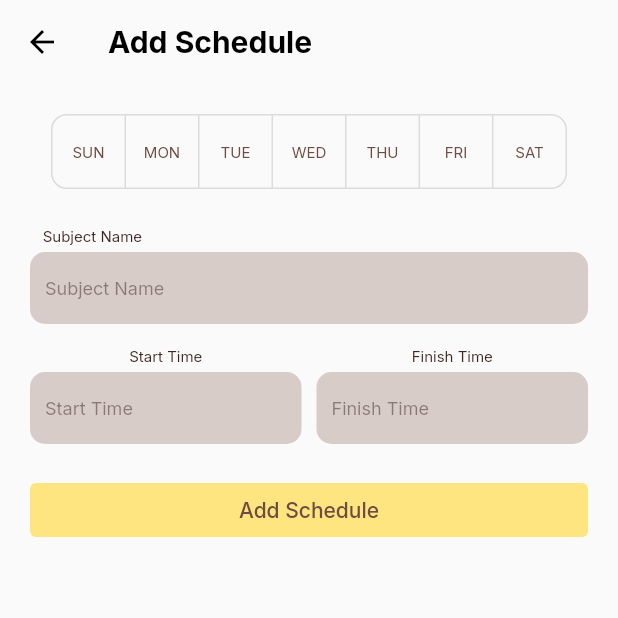
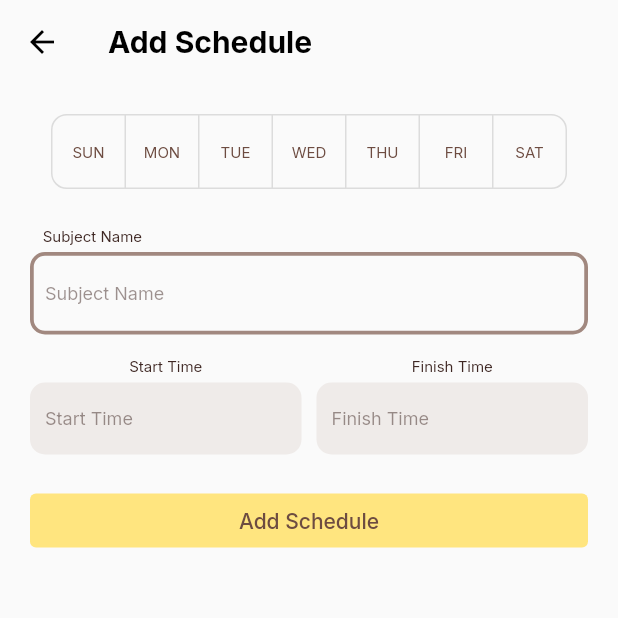
Before and after one commit to rchrdcrngl/RemCards-Flutter, a Flutter app: the SchedulePage screen opened directly, after a tap on the "add" icon, on a phone screen of 412 x 824 dp, the top half of it. Run offline on Flutter 3.47's test engine with Material 2 defaults, Android fonts, the phone set to English and light mode, and no system bars; our stand-ins replace awesome_notifications, flutter_native_timezone, flutter_slidable, fluttertoast, get, shared_preferences; missing offline and left inert: api_cache_manager, flutter_timetable_view, shared_preferences_web; accounts and stored records are empty; statements that could not run were skipped.

Commit message:
update ui

```diff
--- a/remcards/lib/generated_plugin_registrant.dart
+++ b/remcards/lib/generated_plugin_registrant.dart
@@ -7,6 +7,7 @@
 // ignore_for_file: depend_on_referenced_packages
 
 import 'package:flutter_native_timezone/flutter_native_timezone_web.dart';
+import 'package:fluttertoast/fluttertoast_web.dart';
 import 'package:shared_preferences_web/shared_preferences_web.dart';
 
 import 'package:flutter_web_plugins/flutter_web_plugins.dart';
@@ -14,6 +15,7 @@ import 'package:flutter_web_plugins/flutter_web_plugins.dart';
 // ignore: public_member_api_docs
 void registerPlugins(Registrar registrar) {
   FlutterNativeTimezonePlugin.registerWith(registrar);
+  FluttertoastWebPlugin.registerWith(registrar);
   SharedPreferencesPlugin.registerWith(registrar);
   registrar.registerMessageHandler();
 }
--- a/remcards/lib/pages/add_schedule.dart
+++ b/remcards/lib/pages/add_schedule.dart
@@ -28,9 +28,9 @@ class _addSchedForm extends State<addSchedForm> {
         TimeOfDay(hour: DateTime.now().hour, minute: DateTime.now().minute);
     _endTime =
         TimeOfDay(hour: (DateTime.now().hour + 1), minute: DateTime.now().hour);
-    subject = new TextEditingController();
-    timestart = new TextEditingController();
-    timefinished = new TextEditingController();
+    subjectController = new TextEditingController();
+    timestartController = new TextEditingController();
+    timefinishedController = new TextEditingController();
     daySelected = [];
     print(daySelected);
   }
@@ -43,8 +43,8 @@ class _addSchedForm extends State<addSchedForm> {
     if (_startTime != null) {
       setState(() {
         _startTime = newTime;
-        timestart.text =
-            appendZero(_startTime.hour) + ":" + appendZero(_startTime.minute);
+        timestartController.text =
+            timeToString(_startTime.hour, _startTime.minute);
       });
     }
     return null;
@@ -58,8 +58,8 @@ class _addSchedForm extends State<addSchedForm> {
     if (_endTime != null) {
       setState(() {
         _endTime = newTime;
-        timefinished.text =
-            appendZero(_endTime.hour) + ":" + appendZero(_endTime.minute);
+        timefinishedController.text =
+            timeToString(_endTime.hour, _endTime.minute);
       });
     }
     return null;
@@ -67,10 +67,10 @@ class _addSchedForm extends State<addSchedForm> {
 
   bool _isLoading = false;
   var errorMsg;
-  TextEditingController subject;
-  TextEditingController timestart;
-  TextEditingController timefinished;
-  TextEditingController dayfrm = new TextEditingController();
+  TextEditingController subjectController;
+  TextEditingController timestartController;
+  TextEditingController timefinishedController;
+  TextEditingController dayfrmController = new TextEditingController();
   List<bool> _isSelected = [false, false, false, false, false, false, false];
 
   selectDay(int index) {
@@ -100,8 +100,8 @@ class _addSchedForm extends State<addSchedForm> {
                     Text("   Subject Name",
                         style: TextStyle(color: Colors.brown[900], fontSize: 10)),
                     SizedBox(height: 5.0),
-                    RoundedTextField("Subject Name", Colors.brown[900],
-                        Colors.brown[100], subject, false, 12),
+                    RoundedOutlineTextField("Subject Name", Colors.brown[900],
+                        Colors.brown[300], subjectController, false, 12),
                     SizedBox(height: 15.0),
                     Row(
                       children: [
@@ -112,7 +112,7 @@ class _addSchedForm extends State<addSchedForm> {
                             SizedBox(height: 5.0),
                             TextFormField(
                                 readOnly: true,
-                                controller: timestart,
+                                controller: timestartController,
                                 onTap: _selectStartTime,
                                 style: TextStyle(color: Colors.brown[900], fontSize: 12),
                                 decoration: InputDecoration(
@@ -131,7 +131,7 @@ class _addSchedForm extends State<addSchedForm> {
                                     hintText: "Start Time",
                                     hintStyle: TextStyle(
                                         color: Colors.brown[900].withOpacity(0.5)),
-                                    fillColor: Colors.brown[100]))],),
+                                    fillColor: Colors.brown[50]))],),
                         ),
                         SizedBox(width: 10,),
                         Expanded(
@@ -140,7 +140,7 @@ class _addSchedForm extends State<addSchedForm> {
                                 style: TextStyle(color: Colors.brown[900], fontSize: 10)),
                             SizedBox(height: 5.0),
                             TextFormField(
-                                controller: timefinished,
+                                controller: timefinishedController,
                                 onTap: _selectFinishTime,
                                 readOnly: true,
                                 style: TextStyle(color: Colors.brown[900], fontSize: 12),
@@ -160,7 +160,7 @@ class _addSchedForm extends State<addSchedForm> {
                                     hintText: "Finish Time",
                                     hintStyle: TextStyle(
                                         color: Colors.brown[900].withOpacity(0.5)),
-                                    fillColor: Colors.brown[100])),
+                                    fillColor:  Colors.brown[50])),
                           ],),
                         ),
                       ],
@@ -171,11 +171,8 @@ class _addSchedForm extends State<addSchedForm> {
                           setState(() {
                             _isLoading = true;
                           });
-                          await addSched(daySelected, subject.text, timestart.text,
-                              timefinished.text);
-                          setState(() {
-                            _isLoading = false;
-                          });
+                          await addSched(daySelected, subjectController.text, _startTime,
+                              _endTime);
                           widget.refresh();
                           Get.back();
                         },
@@ -196,24 +193,49 @@ class _addSchedForm extends State<addSchedForm> {
       ),
     );
   }
+
+  addSched(List<int> day, String subject, TimeOfDay start, TimeOfDay finish) async {
+    //Data Validation
+    if(subject==''||start==null||finish==null||day.isEmpty){
+      setState(() {
+        _isLoading = false;
+      });
+      showToast(message: 'Provide title, day/s, and time period.');
+      throw Exception('Validation error');
     }
-
-addSched(List<int> day, String title, String start, String finish) async {
-  //Data Validation
-  if(title==''||start==''||finish==''||day.isEmpty){
-    Get.snackbar('Incomplete fields', 'Provide title, day/s, and time period.');
-    return;
+    if(!(start<finish)){
+      setState(() {
+        _isLoading = false;
+      });
+      showToast(message: 'Start time should be earlier than finish time');
+      throw Exception('Validation error');
+    }
+    if(start.hour<6||finish.hour>22){
+      setState(() {
+        _isLoading = false;
+      });
+      showToast(message: 'Please select time from 6 AM to 10 PM');
+      throw Exception('Validation error');
     }
     //Send POST request
     Map<String, String> headers = await getRequestHeaders();
     day.forEach((element) async {
-    Map data = {"subject": title, "startTime": start, "endTime": finish};
+      Map data = {"subject": subject, "startTime": get24HourFromTimeOfDay(start), "endTime": get24HourFromTimeOfDay(finish)};
       var response = await http.post(Uri.parse('${schedURI}/${element}'),
           headers: headers, body: jsonEncode(data));
-    if (response.statusCode == 200) {
+      if (response.statusCode == 201) {
         print("Successful");
       } else {
         print("Error");
       }
     });
   }
+}
+
+extension TimeOfDayExtension on TimeOfDay {
+  operator < (TimeOfDay other){
+    if(hour>other.hour) return false;
+    if(hour==other.hour && minute>=other.minute) return false;
+    return true;
+  }
+}
--- a/remcards/lib/pages/card_builder.dart
+++ b/remcards/lib/pages/card_builder.dart
@@ -14,6 +14,7 @@ import 'package:remcards/pages/login.dart';
 import 'add_card.dart';
 import 'components/app_bar.dart';
 import 'components/remcard.dart';
+import 'components/utils.dart';
 
 
 //======================= builder ===========
@@ -106,7 +107,10 @@ class _CardBuilderState extends State<CardBuilder> {
           IconButton(
             icon: Icon(Icons.refresh),
             iconSize: 15,
-            onPressed: _refresh,
+            onPressed: (){
+              showToast(message:'Refreshing RemCards');
+              _refresh();
+            },
           )
         ],context: context),
         key: scaffoldKey,
--- a/remcards/lib/pages/components/app_bar.dart
+++ b/remcards/lib/pages/components/app_bar.dart
@@ -4,10 +4,10 @@ AppBar rcAppBar({String text, BuildContext context}) {
   return AppBar(
     elevation: 0.0,
     backgroundColor: Theme.of(context).scaffoldBackgroundColor,
-    iconTheme: IconThemeData(color: Colors.black),
+    iconTheme: IconThemeData(color: Theme.of(context).textTheme.bodyText1.color),
     title: Text(text,
         style: TextStyle(
-            color: Colors.black,
+            color: Theme.of(context).textTheme.bodyText1.color,
             fontWeight: FontWeight.w700)),
   );
 }
@@ -16,11 +16,11 @@ AppBar rcAppBarActions({String text, List<Widget> actions, BuildContext context}
   return AppBar(
     elevation: 0.0,
     backgroundColor: Theme.of(context).scaffoldBackgroundColor,
-    iconTheme: IconThemeData(color: Colors.black),
+    iconTheme: IconThemeData(color: Theme.of(context).textTheme.bodyText1.color),
     actions: actions,
     title: Text(text,
         style: TextStyle(
-            color: Colors.black,
+            color: Theme.of(context).textTheme.bodyText1.color,
             fontWeight: FontWeight.w700)),
   );
 }
--- a/remcards/lib/pages/components/card.dart
+++ b/remcards/lib/pages/components/card.dart
@@ -44,7 +44,7 @@ Widget RCard({RemCard remcard, BuildContext context, Function deleteCard, Functi
           SlidableAction(
             onPressed: (context) =>  _delete(),
             backgroundColor: Color(0xFFFE4A49),
-            foregroundColor: Colors.white,
+            foregroundColor: Theme.of(context).textTheme.bodyText1.color,
             icon: Icons.delete,
             label: 'Delete',
           )
@@ -66,12 +66,14 @@ Widget RCard({RemCard remcard, BuildContext context, Function deleteCard, Functi
                             Text(remcard.tskdesc,
                                 style: TextStyle(
                                     fontFamily: 'Montserrat',
+                                    color: Theme.of(context).textTheme.bodyText1.color,
                                     fontWeight: FontWeight.w700)),
                             Text(remcard.subjcode,
-                                style: TextStyle(fontFamily: 'Montserrat')),
+                                style: TextStyle(fontFamily: 'Montserrat',color: Theme.of(context).textTheme.bodyText1.color)),
                             Text(remcard.tskdate,
                                 style: TextStyle(
                                     fontFamily: 'Montserrat',
+                                    color: Theme.of(context).textTheme.bodyText1.color,
                                     fontWeight: FontWeight.w300))
                           ],
                         ),
--- a/remcards/lib/pages/components/rounded_text_field.dart
+++ b/remcards/lib/pages/components/rounded_text_field.dart
@@ -20,6 +20,29 @@ Widget RoundedTextField(String hintText, Color hintStyleColor, Color fillColor,
         hintText: hintText,
         hintStyle: TextStyle(color: hintStyleColor.withOpacity(0.5)),
         fillColor: fillColor),
+  );
+}
+
+Widget RoundedOutlineTextField(String hintText, Color hintStyleColor, Color outlineColor,
+    TextEditingController controller, bool obscuretext, double fontSize) {
+  return TextField(
+    controller: controller,
+    obscureText: obscuretext,
+    style: TextStyle(color: hintStyleColor, fontSize: fontSize),
+    decoration: InputDecoration(
+        contentPadding: EdgeInsets.symmetric(vertical: 20.0, horizontal: 10.0),
+        enabledBorder: OutlineInputBorder(
+          borderSide: BorderSide(color: outlineColor, width: 2.5),
+          borderRadius: BorderRadius.circular(10.0),
+        ),
+        focusedBorder: OutlineInputBorder(
+          borderSide: BorderSide(color: Colors.lightBlueAccent, width: 1.0),
+          borderRadius: BorderRadius.circular(10.0),
+        ),
+        filled: true,
+        hintText: hintText,
+        fillColor: Colors.transparent,
+        hintStyle: TextStyle(color: hintStyleColor.withOpacity(0.5))),
   );
 }
 
--- a/remcards/lib/pages/schedule.dart
+++ b/remcards/lib/pages/schedule.dart
@@ -9,6 +9,7 @@ import 'package:remcards/components/notifications.dart';
 import 'package:remcards/pages/add_schedule.dart';
 import 'package:remcards/pages/components/request_header.dart';
 import 'package:remcards/pages/components/schedule_header.dart';
+import 'package:remcards/pages/components/utils.dart';
 import 'package:remcards/pages/edit_schedule.dart';
 import '../const.dart';
 import 'components/app_bar.dart';
@@ -66,7 +67,6 @@ class _SchedulePageState extends State<SchedulePage> {
       });
 
   fetchData() async {
-    print("load-posts");
     fetchPost().then((data) {
       setState(() {
         DayScheduleList = data;
@@ -98,11 +98,11 @@ class _SchedulePageState extends State<SchedulePage> {
             new APICacheDBModel(key: "API-Schedule", syncData: response.body);
         await APICacheManager().addCacheData(cacheDBModel);
 
-        List jsonResponse = json.decode(response.body);
+        List jsonResponse = await json.decode(response.body);
         var data =
             jsonResponse.map((day) => new DaySchedule.fromJson(day)).toList();
 
-        processNotification(data);
+        await processNotification(data);
         return data;
       } else {
         throw Exception('Failed to load Schedule');
@@ -110,7 +110,7 @@ class _SchedulePageState extends State<SchedulePage> {
     } else {
       //Data is already cached
       var cacheData = await APICacheManager().getCacheData("API-Schedule");
-      List jsonResponse = json.decode(cacheData.syncData);
+      List jsonResponse = await json.decode(cacheData.syncData);
       return jsonResponse.map((day) => new DaySchedule.fromJson(day)).toList();
     }
   }
@@ -161,7 +161,10 @@ class _SchedulePageState extends State<SchedulePage> {
         IconButton(
           icon: Icon(Icons.refresh),
           iconSize: 15,
-          onPressed: _refresh,
+          onPressed: (){
+            showToast(message:'Refreshing schedule data');
+            _refresh();
+          },
         )
       ], context: context),
       body: Container(
@@ -174,7 +177,7 @@ class _SchedulePageState extends State<SchedulePage> {
                 timelineItemColor: Theme.of(context).scaffoldBackgroundColor,
                 mainBackgroundColor: Theme.of(context).scaffoldBackgroundColor,
                 startHour: 6,
-                endHour: 22,
+                endHour: 23,
                 timeItemTextColor: Colors.brown,
                 laneWidth: (width / 8),
                 timeItemWidth: (width / 8))),
--- a/remcards/pubspec.yaml
+++ b/remcards/pubspec.yaml
@@ -24,6 +24,7 @@ dependencies:
   awesome_notifications: ^0.6.21
   rxdart: ^0.27.2
   flutter_native_timezone: ^2.0.0
+  fluttertoast: ^7.1.5
 
 dev_dependencies:
   flutter_launcher_icons:
```
Also changed, not shown: remcards/lib/main.dart (+15 -2 lines), remcards/lib/pages/add_card.dart (+11 -9 lines), remcards/lib/pages/components/utils.dart (+19 -0 lines), remcards/lib/pages/edit_card.dart (+10 -9 lines), remcards/lib/pages/edit_schedule.dart (+38 -13 lines), remcards/pubspec.lock, 4 other files. Lines whose indentation alone changed are shown as unchanged.
